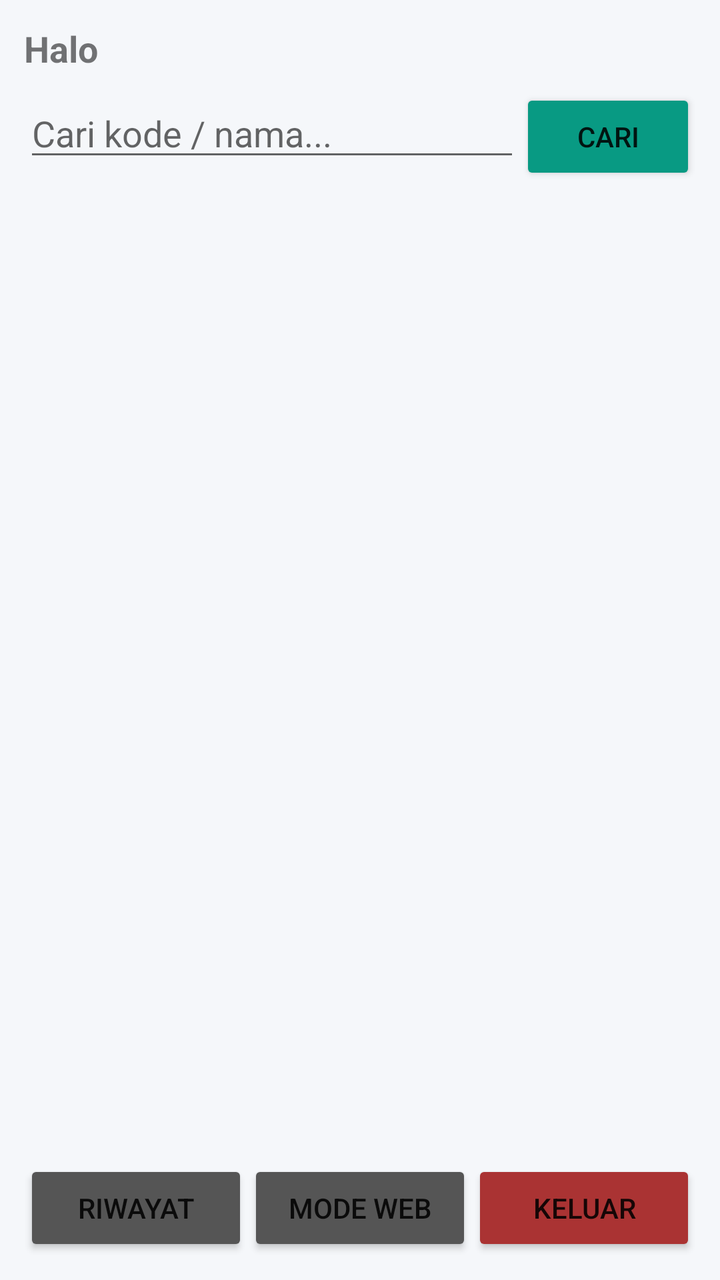
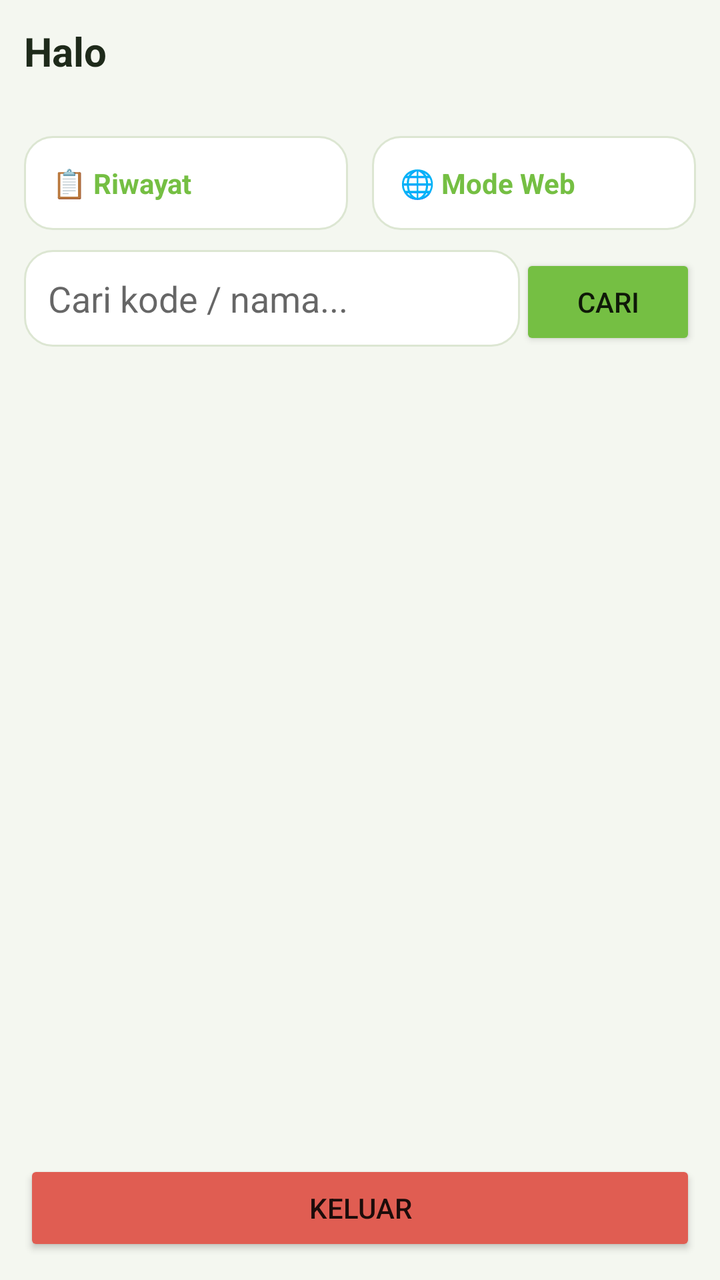

Screens rendered from an Android XML layout before and after an edit, with the pre-edit source and the edit as a unified diff.
<!-- AndroidManifest.xml: application theme Theme.WMS -->
<!-- res/layout/activity_home.xml -->
<?xml version="1.0" encoding="utf-8"?>
<LinearLayout xmlns:android="http://schemas.android.com/apk/res/android"
    android:layout_width="match_parent"
    android:layout_height="match_parent"
    android:orientation="vertical"
    android:background="#F5F7FA"
    android:padding="12dp">
    <TextView
        android:id="@+id/tvSapa"
        android:layout_width="wrap_content"
        android:layout_height="wrap_content"
        android:text="Halo"
        android:textSize="18sp"
        android:textStyle="bold"
        android:layout_marginBottom="8dp" />
    <LinearLayout
        android:layout_width="match_parent"
        android:layout_height="wrap_content"
        android:orientation="horizontal"
        android:layout_marginBottom="8dp">
        <EditText
            android:id="@+id/etCari"
            android:layout_width="0dp"
            android:layout_height="wrap_content"
            android:layout_weight="1"
            android:hint="Cari kode / nama..." />
        <Button
            android:id="@+id/btnCari"
            android:layout_width="wrap_content"
            android:layout_height="wrap_content"
            android:text="Cari"
            android:backgroundTint="#089A83" />
    </LinearLayout>
    <ProgressBar
        android:id="@+id/loadHome"
        android:layout_width="wrap_content"
        android:layout_height="wrap_content"
        android:layout_gravity="center"
        android:visibility="gone" />
    <androidx.recyclerview.widget.RecyclerView
        android:id="@+id/rvStok"
        android:layout_width="match_parent"
        android:layout_height="0dp"
        android:layout_weight="1" />
    <LinearLayout
        android:layout_width="match_parent"
        android:layout_height="wrap_content"
        android:orientation="horizontal"
        android:layout_marginTop="8dp">
        <Button
            android:id="@+id/btnRiwayat"
            android:layout_width="0dp"
            android:layout_height="wrap_content"
            android:layout_weight="1"
            android:text="Riwayat"
            android:backgroundTint="#555555" />
        <Button
            android:id="@+id/btnWeb"
            android:layout_width="0dp"
            android:layout_height="wrap_content"
            android:layout_weight="1"
            android:text="Mode Web"
            android:backgroundTint="#555555" />
        <Button
            android:id="@+id/btnOut"
            android:layout_width="0dp"
            android:layout_height="wrap_content"
            android:layout_weight="1"
            android:text="Keluar"
            android:backgroundTint="#AA3333" />
    </LinearLayout>
</LinearLayout>
<!-- resources referenced by this layout -->
<resources>
  <style name="Theme.WMS" parent="Theme.AppCompat.Light.NoActionBar">
          <item name="colorPrimary">#089A83</item>
          <item name="colorPrimaryDark">#067a68</item>
          <item name="colorAccent">#089A83</item>
          <item name="android:statusBarColor">#089A83</item>
          <item name="android:navigationBarColor">#ffffff</item>
          <item name="android:windowLightStatusBar">true</item>
          <item name="android:windowBackground">@drawable/splash</item>
      </style>
  <!-- drawable splash (drawable) -->
  <?xml version="1.0" encoding="utf-8"?>
  <layer-list xmlns:android="http://schemas.android.com/apk/res/android">
      <item>
          <shape android:shape="rectangle">
              <solid android:color="#089A83" />
          </shape>
      </item>
  </layer-list>
</resources>

<!-- the commit's change to res/layout/activity_home.xml (unified diff, before → after) -->
@@ -3,16 +3,52 @@
     android:layout_width="match_parent"
     android:layout_height="match_parent"
     android:orientation="vertical"
-    android:background="#F5F7FA"
+    android:background="@color/fino_bg"
     android:padding="12dp">
+    
     <TextView
         android:id="@+id/tvSapa"
         android:layout_width="wrap_content"
         android:layout_height="wrap_content"
         android:text="Halo"
-        android:textSize="18sp"
+        android:textSize="20sp"
         android:textStyle="bold"
-        android:layout_marginBottom="8dp" />
+        android:textColor="@color/fino_text" />
+    <TextView
+        android:id="@+id/tvInfoStok"
+        android:layout_width="wrap_content"
+        android:layout_height="wrap_content"
+        android:textColor="@color/fino_muted"
+        android:layout_marginBottom="10dp" />
+    
+    <LinearLayout
+        android:layout_width="match_parent"
+        android:layout_height="wrap_content"
+        android:orientation="horizontal"
+        android:layout_marginBottom="10dp">
+        <TextView
+            android:id="@+id/cardRiwayat"
+            android:layout_width="0dp"
+            android:layout_height="wrap_content"
+            android:layout_weight="1"
+            android:layout_marginEnd="6dp"
+            android:background="@drawable/bg_card"
+            android:padding="14dp"
+            android:text="📋 Riwayat"
+            android:textStyle="bold"
+            android:textColor="@color/fino_primary" />
+        <TextView
+            android:id="@+id/cardWeb"
+            android:layout_width="0dp"
+            android:layout_height="wrap_content"
+            android:layout_weight="1"
+            android:layout_marginStart="6dp"
+            android:background="@drawable/bg_card"
+            android:padding="14dp"
+            android:text="🌐 Mode Web"
+            android:textStyle="bold"
+            android:textColor="@color/fino_primary" />
+    </LinearLayout>
     <LinearLayout
         android:layout_width="match_parent"
         android:layout_height="wrap_content"
@@ -23,50 +59,33 @@
             android:layout_width="0dp"
             android:layout_height="wrap_content"
             android:layout_weight="1"
-            android:hint="Cari kode / nama..." />
+            android:hint="Cari kode / nama..."
+            android:background="@drawable/bg_input"
+            android:padding="12dp" />
         <Button
             android:id="@+id/btnCari"
             android:layout_width="wrap_content"
             android:layout_height="wrap_content"
             android:text="Cari"
-            android:backgroundTint="#089A83" />
+            android:backgroundTint="@color/fino_primary" />
     </LinearLayout>
     <ProgressBar
         android:id="@+id/loadHome"
         android:layout_width="wrap_content"
         android:layout_height="wrap_content"
         android:layout_gravity="center"
+        android:indeterminateTint="@color/fino_primary"
         android:visibility="gone" />
     <androidx.recyclerview.widget.RecyclerView
         android:id="@+id/rvStok"
         android:layout_width="match_parent"
         android:layout_height="0dp"
         android:layout_weight="1" />
-    <LinearLayout
+    <Button
+        android:id="@+id/btnOut"
         android:layout_width="match_parent"
         android:layout_height="wrap_content"
-        android:orientation="horizontal"
-        android:layout_marginTop="8dp">
-        <Button
-            android:id="@+id/btnRiwayat"
-            android:layout_width="0dp"
-            android:layout_height="wrap_content"
-            android:layout_weight="1"
-            android:text="Riwayat"
-            android:backgroundTint="#555555" />
-        <Button
-            android:id="@+id/btnWeb"
-            android:layout_width="0dp"
-            android:layout_height="wrap_content"
-            android:layout_weight="1"
-            android:text="Mode Web"
-            android:backgroundTint="#555555" />
-        <Button
-            android:id="@+id/btnOut"
-            android:layout_width="0dp"
-            android:layout_height="wrap_content"
-            android:layout_weight="1"
-            android:text="Keluar"
-            android:backgroundTint="#AA3333" />
-    </LinearLayout>
+        android:text="Keluar"
+        android:layout_marginTop="8dp"
+        android:backgroundTint="@color/fino_danger" />
 </LinearLayout>
<!-- resource entries referenced after the edit -->
@@ -1,20 +1,40 @@
 <!-- resources referenced by this layout -->
 <resources>
+  <color name="fino_bg">#F4F7F0</color>
+  <color name="fino_danger">#E05D52</color>
+  <color name="fino_muted">#6B7F5E</color>
+  <color name="fino_primary">#75BF43</color>
+  <color name="fino_text">#1E2A1A</color>
+  <!-- drawable bg_card (drawable) -->
+  <?xml version="1.0" encoding="utf-8"?>
+  <shape xmlns:android="http://schemas.android.com/apk/res/android" android:shape="rectangle">
+      <solid android:color="@color/fino_card" />
+      <corners android:radius="14dp" />
+      <stroke android:width="1dp" android:color="#DCE6D2" />
+  </shape>
+  <!-- drawable bg_input (drawable) -->
+  <?xml version="1.0" encoding="utf-8"?>
+  <shape xmlns:android="http://schemas.android.com/apk/res/android" android:shape="rectangle">
+      <solid android:color="@color/fino_card" />
+      <corners android:radius="14dp" />
+      <stroke android:width="1dp" android:color="#DCE6D2" />
+  </shape>
   <style name="Theme.WMS" parent="Theme.AppCompat.Light.NoActionBar">
-          <item name="colorPrimary">#089A83</item>
-          <item name="colorPrimaryDark">#067a68</item>
-          <item name="colorAccent">#089A83</item>
-          <item name="android:statusBarColor">#089A83</item>
-          <item name="android:navigationBarColor">#ffffff</item>
+          <item name="colorPrimary">#75BF43</item>
+          <item name="colorPrimaryDark">#5EA332</item>
+          <item name="colorAccent">#75BF43</item>
+          <item name="android:statusBarColor">#75BF43</item>
+          <item name="android:navigationBarColor">#F4F7F0</item>
           <item name="android:windowLightStatusBar">true</item>
           <item name="android:windowBackground">@drawable/splash</item>
       </style>
+  <color name="fino_card">#FFFFFF</color>
   <!-- drawable splash (drawable) -->
   <?xml version="1.0" encoding="utf-8"?>
   <layer-list xmlns:android="http://schemas.android.com/apk/res/android">
       <item>
           <shape android:shape="rectangle">
-              <solid android:color="#089A83" />
+              <solid android:color="#75BF43" />
           </shape>
       </item>
   </layer-list>
